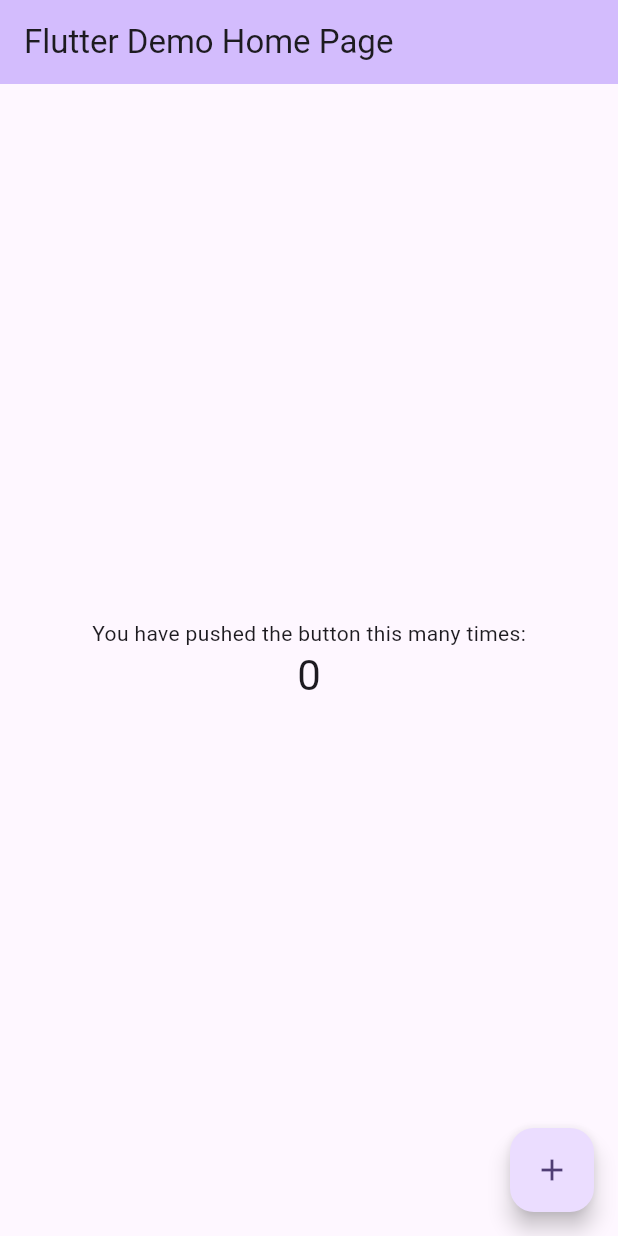
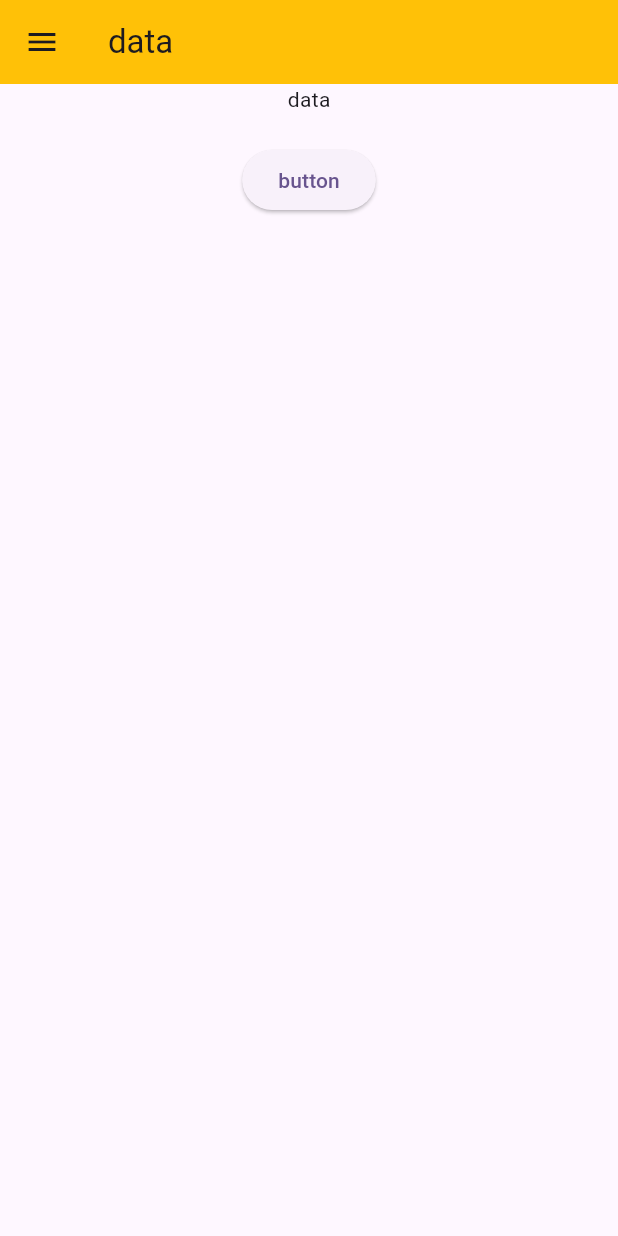
Before and after one commit to Vepa03/kitaplar, a Flutter app: the screen it shows after launch, on a phone screen of 412 x 824 dp. Run offline on Flutter 3.47's test engine with Material 3 defaults, Android fonts, the phone set to English and light mode, and no system bars.

Commit message:
Navbar ihlenip bashlandy

```diff
--- /dev/null
+++ b/lib/home_page.dart
@@ -0,0 +1,38 @@
+import 'package:flutter/material.dart';
+
+class HomePage extends StatelessWidget {
+  const HomePage({super.key});
+
+  @override
+  Widget build(BuildContext context) {
+    return Scaffold(
+      appBar: AppBar(
+        title: Text("data"),
+        backgroundColor: Colors.amber,
+      ),
+      drawer: Drawer(
+        child: ListView(
+          children: [
+            ListTile(
+              leading: Icon(Icons.abc),
+              title: Text("data"),
+            )
+          ],
+        ),
+      ),
+      body: Center(
+        child: Builder(builder: (context){
+          return Column(
+            children: [
+              Text("data"),
+              SizedBox(height: 20,),
+              ElevatedButton(onPressed: (){
+                print("object");
+              }, child: Text("button"))
+            ],
+          );
+        }),
+      ),
+    );
+  }
+}
--- a/lib/main.dart
+++ b/lib/main.dart
@@ -1,4 +1,5 @@
 import 'package:flutter/material.dart';
+import 'package:kitaplar/home_page.dart';
 
 void main() {
   runApp(const MyApp());
@@ -11,112 +12,12 @@ class MyApp extends StatelessWidget {
   @override
   Widget build(BuildContext context) {
     return MaterialApp(
+      debugShowCheckedModeBanner: false,
       title: 'Flutter Demo',
       theme: ThemeData(
-        // This is the theme of your application.
-        //
-        // TRY THIS: Try running your application with "flutter run". You'll see
-        // the application has a purple toolbar. Then, without quitting the app,
-        // try changing the seedColor in the colorScheme below to Colors.green
-        // and then invoke "hot reload" (save your changes or press the "hot
-        // reload" button in a Flutter-supported IDE, or press "r" if you used
-        // the command line to start the app).
-        //
-        // Notice that the counter didn't reset back to zero; the application
-        // state is not lost during the reload. To reset the state, use hot
-        // restart instead.
-        //
-        // This works for code too, not just values: Most code changes can be
-        // tested with just a hot reload.
         colorScheme: ColorScheme.fromSeed(seedColor: Colors.deepPurple),
       ),
-      home: const MyHomePage(title: 'Flutter Demo Home Page'),
+      home: HomePage()
     );
   }
 }
-
-class MyHomePage extends StatefulWidget {
-  const MyHomePage({super.key, required this.title});
-
-  // This widget is the home page of your application. It is stateful, meaning
-  // that it has a State object (defined below) that contains fields that affect
-  // how it looks.
-
-  // This class is the configuration for the state. It holds the values (in this
-  // case the title) provided by the parent (in this case the App widget) and
-  // used by the build method of the State. Fields in a Widget subclass are
-  // always marked "final".
-
-  final String title;
-
-  @override
-  State<MyHomePage> createState() => _MyHomePageState();
-}
-
-class _MyHomePageState extends State<MyHomePage> {
-  int _counter = 0;
-
-  void _incrementCounter() {
-    setState(() {
-      // This call to setState tells the Flutter framework that something has
-      // changed in this State, which causes it to rerun the build method below
-      // so that the display can reflect the updated values. If we changed
-      // _counter without calling setState(), then the build method would not be
-      // called again, and so nothing would appear to happen.
-      _counter++;
-    });
-  }
-
-  @override
-  Widget build(BuildContext context) {
-    // This method is rerun every time setState is called, for instance as done
-    // by the _incrementCounter method above.
-    //
-    // The Flutter framework has been optimized to make rerunning build methods
-    // fast, so that you can just rebuild anything that needs updating rather
-    // than having to individually change instances of widgets.
-    return Scaffold(
-      appBar: AppBar(
-        // TRY THIS: Try changing the color here to a specific color (to
-        // Colors.amber, perhaps?) and trigger a hot reload to see the AppBar
-        // change color while the other colors stay the same.
-        backgroundColor: Theme.of(context).colorScheme.inversePrimary,
-        // Here we take the value from the MyHomePage object that was created by
-        // the App.build method, and use it to set our appbar title.
-        title: Text(widget.title),
-      ),
-      body: Center(
-        // Center is a layout widget. It takes a single child and positions it
-        // in the middle of the parent.
-        child: Column(
-          // Column is also a layout widget. It takes a list of children and
-          // arranges them vertically. By default, it sizes itself to fit its
-          // children horizontally, and tries to be as tall as its parent.
-          //
-          // Column has various properties to control how it sizes itself and
-          // how it positions its children. Here we use mainAxisAlignment to
-          // center the children vertically; the main axis here is the vertical
-          // axis because Columns are vertical (the cross axis would be
-          // horizontal).
-          //
-          // TRY THIS: Invoke "debug painting" (choose the "Toggle Debug Paint"
-          // action in the IDE, or press "p" in the console), to see the
-          // wireframe for each widget.
-          mainAxisAlignment: MainAxisAlignment.center,
-          children: <Widget>[
-            const Text('You have pushed the button this many times:'),
-            Text(
-              '$_counter',
-              style: Theme.of(context).textTheme.headlineMedium,
-            ),
-          ],
-        ),
-      ),
-      floatingActionButton: FloatingActionButton(
-        onPressed: _incrementCounter,
-        tooltip: 'Increment',
-        child: const Icon(Icons.add),
-      ), // This trailing comma makes auto-formatting nicer for build methods.
-    );
-  }
-}
```
